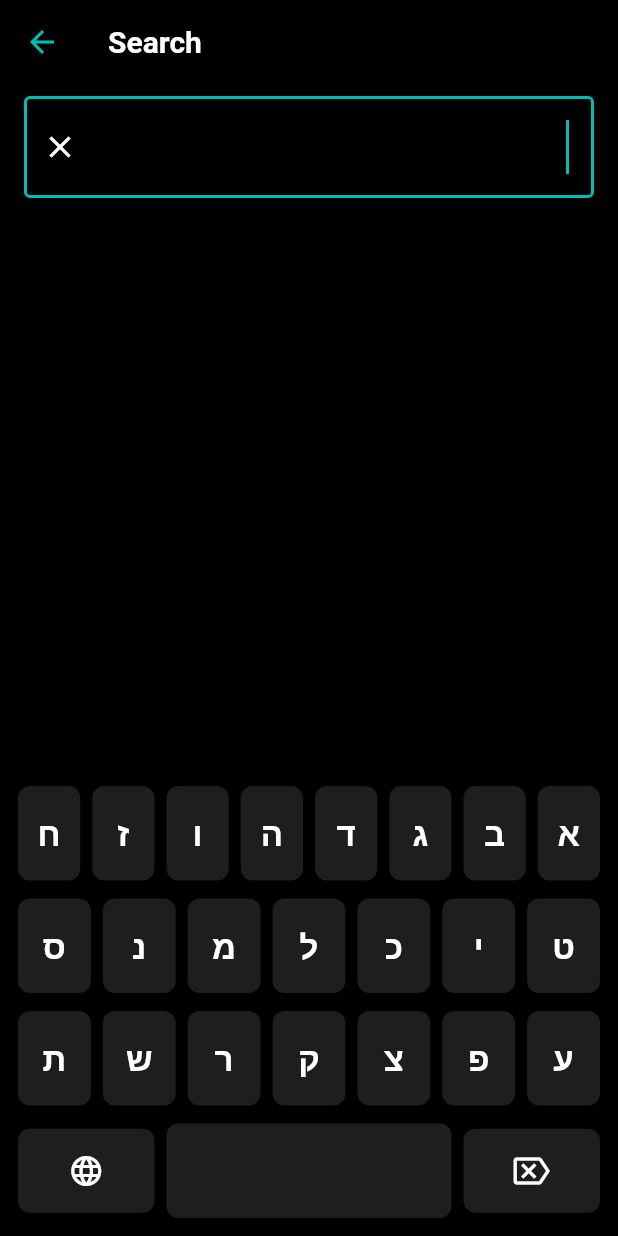
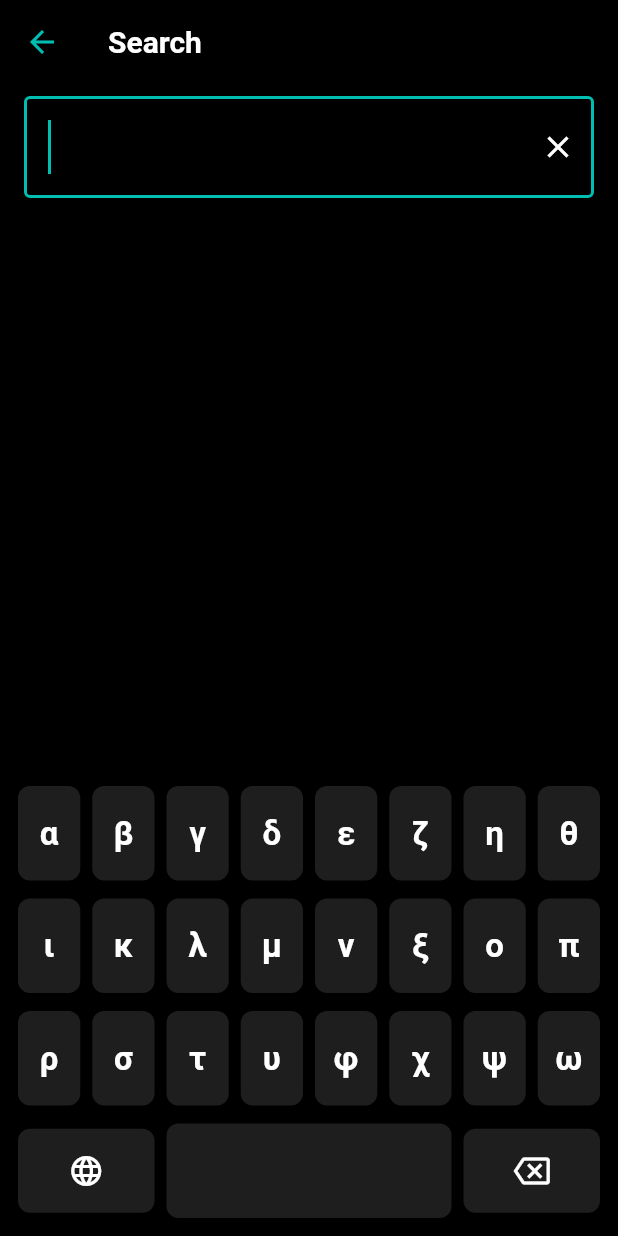
Before and after one commit to globalbibletools/study-app, a Flutter app: the SearchPage screen opened directly, after a tap on the "language" icon, on a phone screen of 412 x 824 dp. Run offline on Flutter 3.47's test engine with Material 3 defaults, Android fonts, the light colour scheme and no system bars; our stand-ins replace connectivity_plus, get_it, package_info_plus, shared_preferences, sqflite; missing offline and left inert: sqlite3, unorm_dart; accounts and stored records are empty; Roboto replaces fonts that are missing (sbl); statements that could not run were skipped; project files that could hold a hidden picture were left out.

Commit message:
added Greek keyboard

```diff
--- a/lib/ui/search/keyboard.dart
+++ b/lib/ui/search/keyboard.dart
@@ -1,8 +1,8 @@
 import 'package:flutter/material.dart';
 import 'package:flutter/services.dart';
 
-/// A custom in-app keyboard for the Hebrew alphabet.
-class HebrewKeyboard extends StatefulWidget {
+/// A custom in-app keyboard for Biblical Hebrew and Greek alphabets.
+class HebrewGreekKeyboard extends StatefulWidget {
   final TextEditingController controller;
   final void Function(TextDirection)? onLanguageChange;
   final Color backgroundColor;
@@ -10,21 +10,21 @@ class HebrewKeyboard extends StatefulWidget {
   final Color keyTextColor;
   final String Function(String)? fixHebrewFinalForms;
 
-  const HebrewKeyboard({
+  const HebrewGreekKeyboard({
     super.key,
     required this.controller,
     this.onLanguageChange,
     this.backgroundColor = const Color(0xFFD1D5DB),
     this.keyColor = Colors.white,
     this.keyTextColor = Colors.black,
-    required this.fixHebrewFinalForms,
+    this.fixHebrewFinalForms,
   });
 
   @override
-  State<HebrewKeyboard> createState() => _HebrewKeyboardState();
+  State<HebrewGreekKeyboard> createState() => _HebrewGreekKeyboardState();
 }
 
-class _HebrewKeyboardState extends State<HebrewKeyboard> {
+class _HebrewGreekKeyboardState extends State<HebrewGreekKeyboard> {
   bool _isHebrew = true;
 
   /// Handles the press of a standard letter or space key.
@@ -41,12 +41,17 @@ class _HebrewKeyboardState extends State<HebrewKeyboard> {
       selection.end,
       text,
     );
+    // The new cursor position will be after the inserted text.
     final newCursorOffset = selection.start + text.length;
 
-    final replacedText = widget.fixHebrewFinalForms?.call(newText) ?? newText;
+    // Conditionally apply Hebrew final form fixing only for Hebrew text.
+    String processedText = newText;
+    if (_isHebrew && widget.fixHebrewFinalForms != null) {
+      processedText = widget.fixHebrewFinalForms!(newText);
+    }
 
     controller.value = controller.value.copyWith(
-      text: replacedText,
+      text: processedText,
       selection: TextSelection.collapsed(offset: newCursorOffset),
       composing: TextRange.empty,
     );
@@ -87,10 +92,6 @@ class _HebrewKeyboardState extends State<HebrewKeyboard> {
 
   @override
   Widget build(BuildContext context) {
-    const List<String> row1 = ['א', 'ב', 'ג', 'ד', 'ה', 'ו', 'ז', 'ח'];
-    const List<String> row2 = ['ט', 'י', 'כ', 'ל', 'מ', 'נ', 'ס'];
-    const List<String> row3 = ['ע', 'פ', 'צ', 'ק', 'ר', 'ש', 'ת'];
-
     return Container(
       width: double.infinity,
       color: widget.backgroundColor,
@@ -98,11 +99,7 @@ class _HebrewKeyboardState extends State<HebrewKeyboard> {
       child: Column(
         mainAxisSize: MainAxisSize.min,
         children: [
-          _buildLetterRow(row1),
-          const SizedBox(height: 4),
-          _buildLetterRow(row2),
-          const SizedBox(height: 4),
-          _buildLetterRow(row3),
+          _buildKeyboardLayout(),
           const SizedBox(height: 4),
           _buildActionRow(),
         ],
@@ -110,9 +107,47 @@ class _HebrewKeyboardState extends State<HebrewKeyboard> {
     );
   }
 
-  Widget _buildLetterRow(List<String> letters) {
+  /// Builds the appropriate keyboard layout based on the current language.
+  Widget _buildKeyboardLayout() {
+    if (_isHebrew) {
+      const List<String> row1 = ['א', 'ב', 'ג', 'ד', 'ה', 'ו', 'ז', 'ח'];
+      const List<String> row2 = ['ט', 'י', 'כ', 'ל', 'מ', 'נ', 'ס'];
+      const List<String> row3 = ['ע', 'פ', 'צ', 'ק', 'ר', 'ש', 'ת'];
+
+      return Column(
+        mainAxisSize: MainAxisSize.min,
+        children: [
+          _buildLetterRow(row1, TextDirection.rtl),
+          const SizedBox(height: 4),
+          _buildLetterRow(row2, TextDirection.rtl),
+          const SizedBox(height: 4),
+          _buildLetterRow(row3, TextDirection.rtl),
+        ],
+      );
+    } else {
+      // Greek Keyboard Layout
+      const List<String> row1 = ['α', 'β', 'γ', 'δ', 'ε', 'ζ', 'η', 'θ'];
+      const List<String> row2 = ['ι', 'κ', 'λ', 'μ', 'ν', 'ξ', 'ο', 'π'];
+      const List<String> row3 = ['ρ', 'σ', 'τ', 'υ', 'φ', 'χ', 'ψ', 'ω'];
+
+      return Column(
+        mainAxisSize: MainAxisSize.min,
+        children: [
+          _buildLetterRow(row1, TextDirection.ltr),
+          const SizedBox(height: 4),
+          _buildLetterRow(row2, TextDirection.ltr),
+          const SizedBox(height: 4),
+          _buildLetterRow(row3, TextDirection.ltr),
+        ],
+      );
+    }
+  }
+
+  /// Builds a single row of letter keys.
+  /// The [direction] parameter ensures the keys are laid out correctly.
+  Widget _buildLetterRow(List<String> letters, TextDirection direction) {
     return Row(
-      textDirection: TextDirection.rtl,
+      textDirection: direction,
       mainAxisAlignment: MainAxisAlignment.center,
       children:
           letters
@@ -128,46 +163,18 @@ class _HebrewKeyboardState extends State<HebrewKeyboard> {
     );
   }
 
+  /// Builds the bottom action row (backspace, space, language switch).
   Widget _buildActionRow() {
-    return Row(
-      textDirection: TextDirection.rtl,
+    // The visual direction of the action row can be fixed (e.g., LTR)
+    // for consistent user experience, regardless of the text direction.
+    return Directionality(
+      textDirection: TextDirection.ltr,
+      child: Row(
         mainAxisAlignment: MainAxisAlignment.center,
         children: [
-        // Backspace
-        Expanded(
-          child: Padding(
-            padding: const EdgeInsets.all(4.0),
-            child: ElevatedButton(
-              style: ElevatedButton.styleFrom(
-                backgroundColor: widget.keyColor,
-                foregroundColor: widget.keyTextColor,
-                shape: RoundedRectangleBorder(
-                  borderRadius: BorderRadius.circular(8.0),
-                ),
-                padding: const EdgeInsets.symmetric(vertical: 16.0),
-              ),
-              onPressed: _onBackspacePressed,
-              // child: Transform.scale(
-              //   scaleX: 1,
-              child: Icon(
-                Icons.backspace_outlined,
-                size: 24,
-                color: widget.keyTextColor,
-              ),
-              // ),
-            ),
-          ),
-        ),
-        // Space Key
-        _KeyboardKey(
-          text: ' ',
-          onKeyPressed: () => _onKeyPressed(' '),
-          keyColor: widget.keyColor,
-          textColor: widget.keyTextColor,
-          flex: 2,
-        ),
           // Language Change Key
           Expanded(
+            flex: 2,
             child: Padding(
               padding: const EdgeInsets.all(4.0),
               child: ElevatedButton(
@@ -181,16 +188,59 @@ class _HebrewKeyboardState extends State<HebrewKeyboard> {
                 ),
                 onPressed: () {
                   HapticFeedback.lightImpact();
-                _isHebrew != _isHebrew;
+                  // Toggle language and notify parent widget
+                  setState(() {
+                    _isHebrew = !_isHebrew;
+                  });
                   final direction =
                       _isHebrew ? TextDirection.rtl : TextDirection.ltr;
                   widget.onLanguageChange?.call(direction);
                 },
-              child: Icon(Icons.language, size: 24, color: widget.keyTextColor),
+                child: Icon(
+                  Icons.language,
+                  size: 24,
+                  color: widget.keyTextColor,
+                ),
+              ),
+            ),
+          ),
+          // Space Key
+          _KeyboardKey(
+            text: ' ',
+            onKeyPressed: () => _onKeyPressed(' '),
+            keyColor: widget.keyColor,
+            textColor: widget.keyTextColor,
+            flex: 4,
+          ),
+          // Backspace
+          Expanded(
+            flex: 2,
+            child: Padding(
+              padding: const EdgeInsets.all(4.0),
+              child: ElevatedButton(
+                style: ElevatedButton.styleFrom(
+                  backgroundColor: widget.keyColor,
+                  foregroundColor: widget.keyTextColor,
+                  shape: RoundedRectangleBorder(
+                    borderRadius: BorderRadius.circular(8.0),
+                  ),
+                  padding: const EdgeInsets.symmetric(vertical: 16.0),
+                ),
+                onPressed: _onBackspacePressed,
+                child: Directionality(
+                  textDirection:
+                      _isHebrew ? TextDirection.rtl : TextDirection.ltr,
+                  child: Icon(
+                    Icons.backspace_outlined,
+                    size: 24,
+                    color: widget.keyTextColor,
+                  ),
+                ),
               ),
             ),
           ),
         ],
+      ),
     );
   }
 }
--- a/lib/ui/search/search.dart
+++ b/lib/ui/search/search.dart
@@ -152,7 +152,7 @@ class _SearchPageState extends State<SearchPage> {
                 ),
               ),
               if (_isKeyboardVisible)
-                HebrewKeyboard(
+                HebrewGreekKeyboard(
                   controller: _controller,
                   backgroundColor: Theme.of(context).scaffoldBackgroundColor,
                   keyColor: Theme.of(context).colorScheme.surface,
```
Lines whose indentation alone changed are shown as unchanged.
